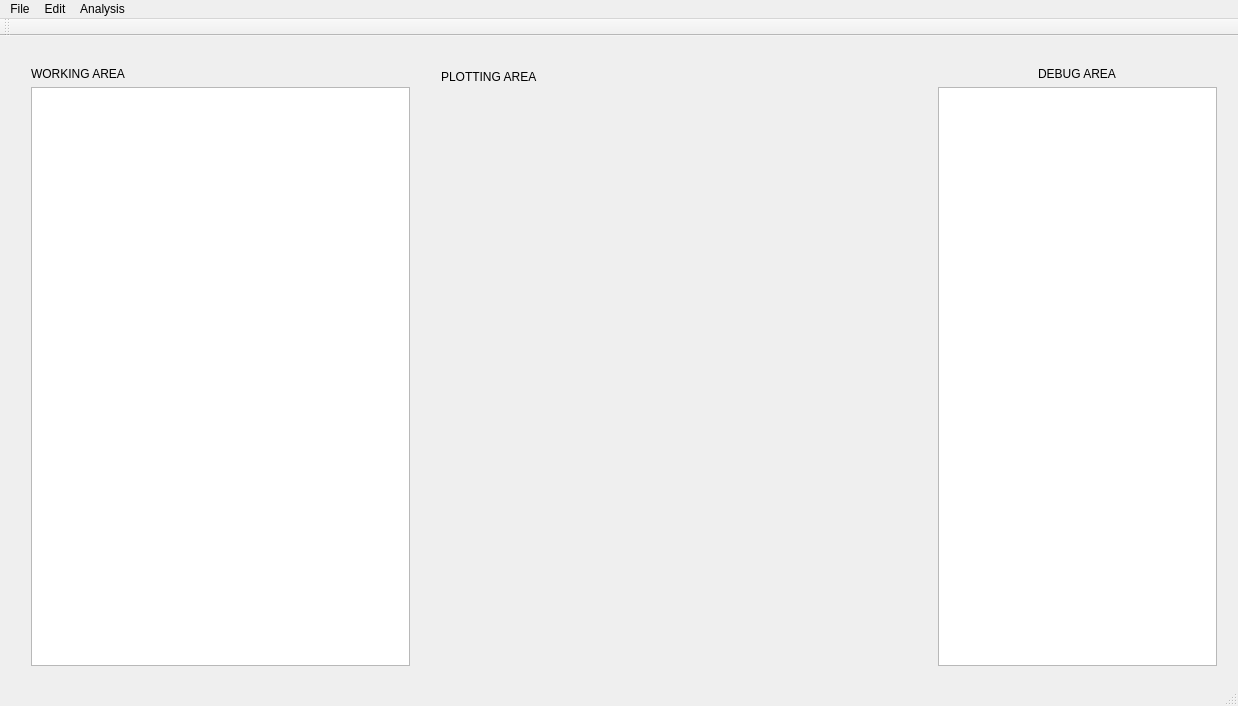
The window that gui/ui/mainwindow.ui (gf712/AbPyTools-Qt) describes before a commit, drawn with Qt 5.
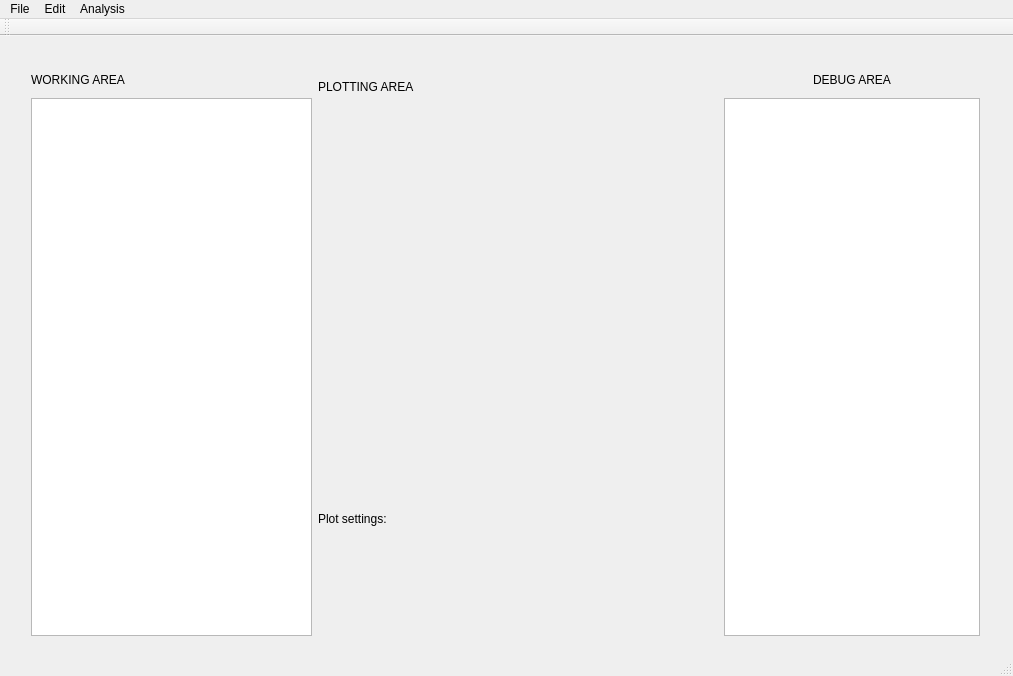
The same window after the commit. Custom widgets are drawn as their Qt base class.

```diff
--- a/gui/ui/mainwindow.ui
+++ b/gui/ui/mainwindow.ui
@@ -9,111 +9,148 @@
    <rect>
     <x>0</x>
     <y>0</y>
-    <width>1238</width>
-    <height>706</height>
+    <width>1013</width>
+    <height>676</height>
    </rect>
   </property>
   <property name="windowTitle">
    <string>MainWindow</string>
   </property>
   <widget class="QWidget" name="centralWidget">
-   <widget class="QWidget" name="layoutWidget">
-    <property name="geometry">
-     <rect>
-      <x>927</x>
-      <y>20</y>
-      <width>301</width>
-      <height>621</height>
-     </rect>
-    </property>
-    <layout class="QVBoxLayout" name="verticalLayout">
-     <item alignment="Qt::AlignHCenter">
-      <widget class="QLabel" name="debugAreaLabel">
-       <property name="text">
-        <string>DEBUG AREA</string>
-       </property>
-      </widget>
-     </item>
-     <item>
-      <widget class="QTextBrowser" name="debugAreaTextBrowser"/>
-     </item>
-    </layout>
-   </widget>
-   <widget class="QWidget" name="layoutWidget">
+   <widget class="QWidget" name="">
     <property name="geometry">
      <rect>
       <x>20</x>
       <y>20</y>
-      <width>401</width>
-      <height>621</height>
+      <width>971</width>
+      <height>591</height>
      </rect>
     </property>
-    <layout class="QVBoxLayout" name="workingAreaLayout">
-     <item>
-      <widget class="QLabel" name="label">
-       <property name="text">
-        <string>WORKING AREA</string>
-       </property>
-      </widget>
+    <layout class="QGridLayout" name="gridLayout">
+     <item row="0" column="1">
+      <layout class="QVBoxLayout" name="plotLayout">
+       <item>
+        <widget class="QLabel" name="label_2">
+         <property name="minimumSize">
+          <size>
+           <width>250</width>
+           <height>30</height>
+          </size>
+         </property>
+         <property name="maximumSize">
+          <size>
+           <width>529</width>
+           <height>20</height>
+          </size>
+         </property>
+         <property name="text">
+          <string>PLOTTING AREA</string>
+         </property>
+        </widget>
+       </item>
+       <item>
+        <widget class="QCustomPlot" name="plotArea" native="true">
+         <property name="minimumSize">
+          <size>
+           <width>400</width>
+           <height>400</height>
+          </size>
+         </property>
+         <property name="maximumSize">
+          <size>
+           <width>500</width>
+           <height>500</height>
+          </size>
+         </property>
+        </widget>
+       </item>
+      </layout>
      </item>
-     <item>
-      <widget class="QTextBrowser" name="workingAreaTextBrowser"/>
+     <item row="2" column="1">
+      <layout class="QGridLayout" name="plotSettingLayout"/>
      </item>
-    </layout>
-   </widget>
-   <widget class="QWidget" name="layoutWidget">
-    <property name="geometry">
-     <rect>
-      <x>430</x>
-      <y>20</y>
-      <width>491</width>
-      <height>491</height>
-     </rect>
-    </property>
-    <layout class="QVBoxLayout" name="plotLayout">
-     <item>
-      <widget class="QLabel" name="label_2">
-       <property name="maximumSize">
-        <size>
-         <width>529</width>
-         <height>20</height>
-        </size>
-       </property>
-       <property name="text">
-        <string>PLOTTING AREA</string>
-       </property>
-      </widget>
+     <item row="0" column="2" rowspan="3">
+      <layout class="QVBoxLayout" name="verticalLayout">
+       <item alignment="Qt::AlignHCenter">
+        <widget class="QLabel" name="debugAreaLabel">
+         <property name="minimumSize">
+          <size>
+           <width>0</width>
+           <height>25</height>
+          </size>
+         </property>
+         <property name="text">
+          <string>DEBUG AREA</string>
+         </property>
+        </widget>
+       </item>
+       <item alignment="Qt::AlignRight">
+        <widget class="QTextBrowser" name="debugAreaTextBrowser">
+         <property name="maximumSize">
+          <size>
+           <width>300</width>
+           <height>550</height>
+          </size>
+         </property>
+        </widget>
+       </item>
+      </layout>
      </item>
-     <item>
-      <widget class="QCustomPlot" name="plotArea" native="true">
+     <item row="0" column="0" rowspan="3">
+      <layout class="QVBoxLayout" name="workingAreaLayout">
+       <item>
+        <widget class="QLabel" name="label">
+         <property name="minimumSize">
+          <size>
+           <width>0</width>
+           <height>25</height>
+          </size>
+         </property>
+         <property name="maximumSize">
+          <size>
+           <width>200</width>
+           <height>16777215</height>
+          </size>
+         </property>
+         <property name="text">
+          <string>WORKING AREA</string>
+         </property>
+        </widget>
+       </item>
+       <item>
+        <widget class="QTextBrowser" name="workingAreaTextBrowser">
+         <property name="maximumSize">
+          <size>
+           <width>300</width>
+           <height>550</height>
+          </size>
+         </property>
+        </widget>
+       </item>
+      </layout>
+     </item>
+     <item row="1" column="1">
+      <widget class="QLabel" name="label_3">
        <property name="maximumSize">
         <size>
          <width>16777215</width>
-         <height>500</height>
+         <height>20</height>
         </size>
        </property>
+       <property name="text">
+        <string>Plot settings:</string>
+       </property>
       </widget>
      </item>
     </layout>
    </widget>
-   <widget class="QWidget" name="gridLayoutWidget">
-    <property name="geometry">
-     <rect>
-      <x>430</x>
-      <y>520</y>
-      <width>491</width>
-      <height>121</height>
-     </rect>
-    </property>
-    <layout class="QGridLayout" name="plotSettingLayout"/>
-   </widget>
   </widget>
   <widget class="QMenuBar" name="menuBar">
    <property name="geometry">
     <rect>
      <x>0</x>
      <y>0</y>
-     <width>1238</width>
+     <width>1013</width>
      <height>22</height>
     </rect>
    </property>
```
